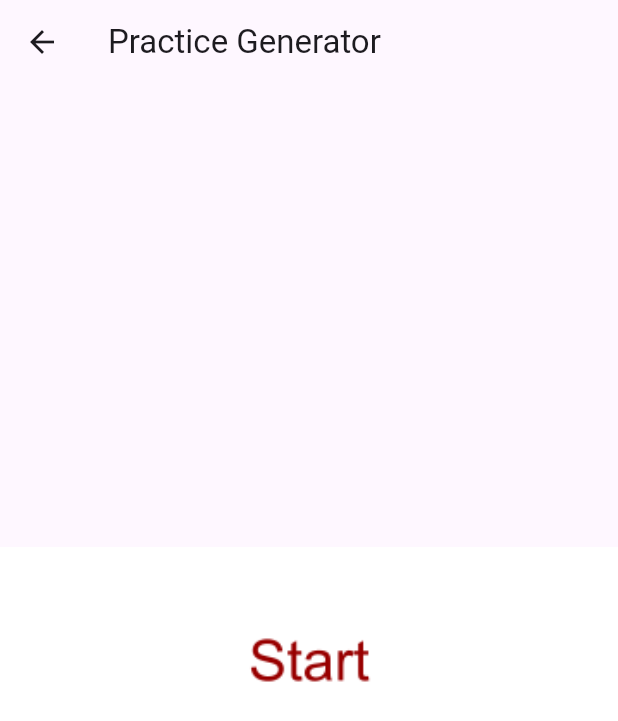
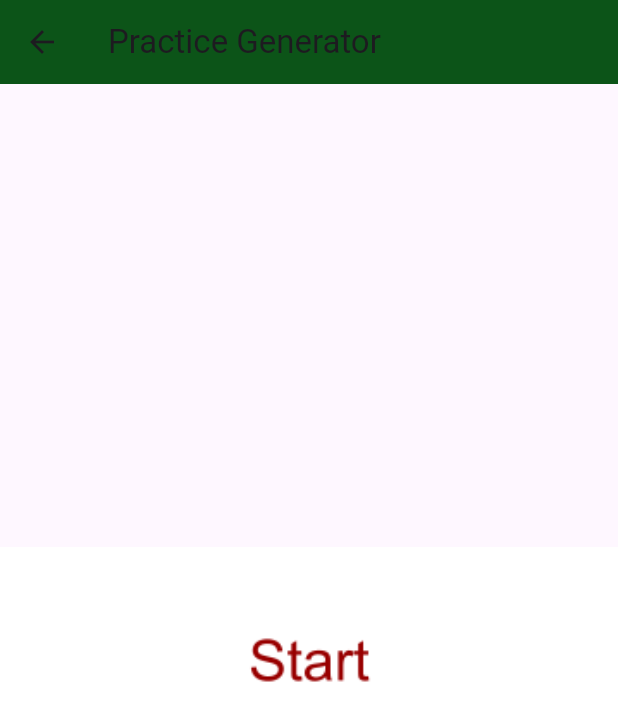
Before and after one commit to Kiaze-Wgna/footwork_tracker, a Flutter app: the PracticeGenerator screen opened directly, on a phone screen of 412 x 824 dp. Shown: the top 721 px of the screen. Run offline on Flutter 3.47's test engine with Material 3 defaults, Android fonts, the light colour scheme and no system bars.

Commit message:
minor change

```diff
--- a/lib/main.dart
+++ b/lib/main.dart
@@ -14,10 +14,12 @@ final globalTheme=ThemeData(
 
 //Global Bars&Menus
 //topBar
-final topBar = AppBar(
+PreferredSizeWidget topBar({String text="FootworkTracker"}){
+  return AppBar(
     backgroundColor: const Color.fromARGB(255, 12, 84, 24),
-    title: Text("FootworkTracker"),
+    title: Text(text),
   );
+}
 
 //bottomBar
 Widget bottomBar(BuildContext context){
@@ -178,7 +180,7 @@ class HomeScreen extends StatelessWidget {
       //main build thing
       home:Scaffold(
         //top bar
-        appBar: topBar,
+        appBar: topBar(),
         //main content
         body:Container(
           child:Text("Home",style:TextStyle(fontSize: 50)),
@@ -205,7 +207,7 @@ class PracticeScreen extends StatelessWidget {
       //main build thing
       home:Scaffold(
         //top bar
-        appBar: topBar,
+        appBar: topBar(),
         //main content
         body:ListView(
           padding: const EdgeInsets.all(20.0),
@@ -286,7 +288,7 @@ class TipsScreen extends StatelessWidget {
       //main build thing
       home:Scaffold(
         //top bar
-        appBar: topBar,
+        appBar: topBar(),
         //main content
         body:Container(
           child:Text("Tips",style:TextStyle(fontSize: 50)),
@@ -387,9 +389,7 @@ class _PracticeGenerator extends State<PracticeGenerator> {
   @override
   Widget build(BuildContext context) {
     return Scaffold(
-      appBar: AppBar(
-        title: const Text("Practice Generator"),
-      ),
+      appBar: topBar(text: "Practice Generator"),
       body: Center(
         child: GestureDetector (
           child: Image.asset(
```
